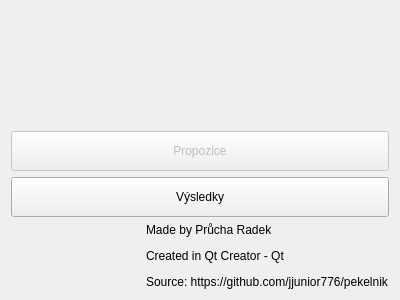
jjunior776/pekelnik, file menu.ui: the form before one commit.
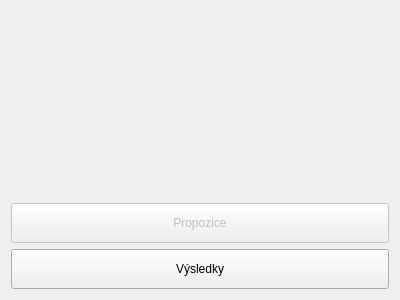
The form after the commit.

Commit message: aplikace upravena aby fungovala s výsledkama z vzorového csv

What changed in the file:
```diff
--- a/menu.ui
+++ b/menu.ui
@@ -75,30 +75,6 @@
      </item>
     </layout>
    </item>
-   <item>
-    <layout class="QHBoxLayout" name="horizontalLayout">
-     <item>
-      <spacer name="horizontalSpacer">
-       <property name="orientation">
-        <enum>Qt::Horizontal</enum>
-       </property>
-       <property name="sizeHint" stdset="0">
-        <size>
-         <width>40</width>
-         <height>20</height>
-        </size>
-       </property>
-      </spacer>
-     </item>
-     <item>
-      <widget class="QLabel" name="label">
-       <property name="text">
-        <string>&lt;html&gt;&lt;head/&gt;&lt;body&gt;&lt;p&gt;Made by Průcha Radek&lt;/p&gt;&lt;p&gt;Created in Qt Creator - Qt&lt;/p&gt;&lt;p&gt;Source: https://github.com/jjunior776/pekelnik&lt;/p&gt;&lt;/body&gt;&lt;/html&gt;</string>
-       </property>
-      </widget>
-     </item>
-    </layout>
-   </item>
   </layout>
  </widget>
  <layoutdefault spacing="6" margin="11"/>
```
The commit also changes 1 other file.
